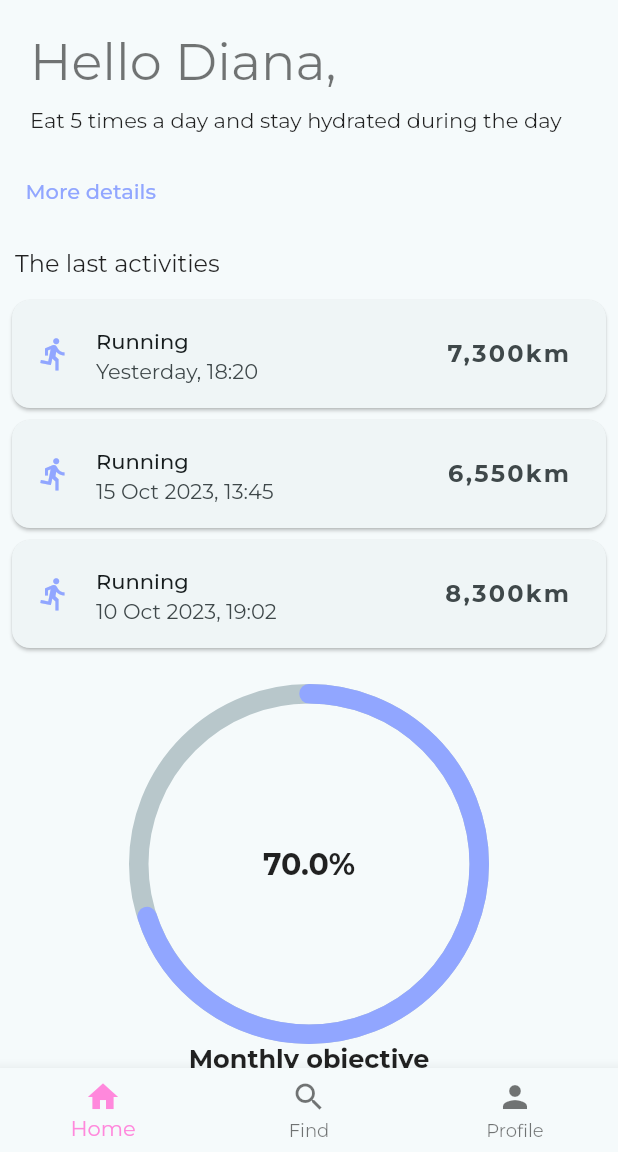
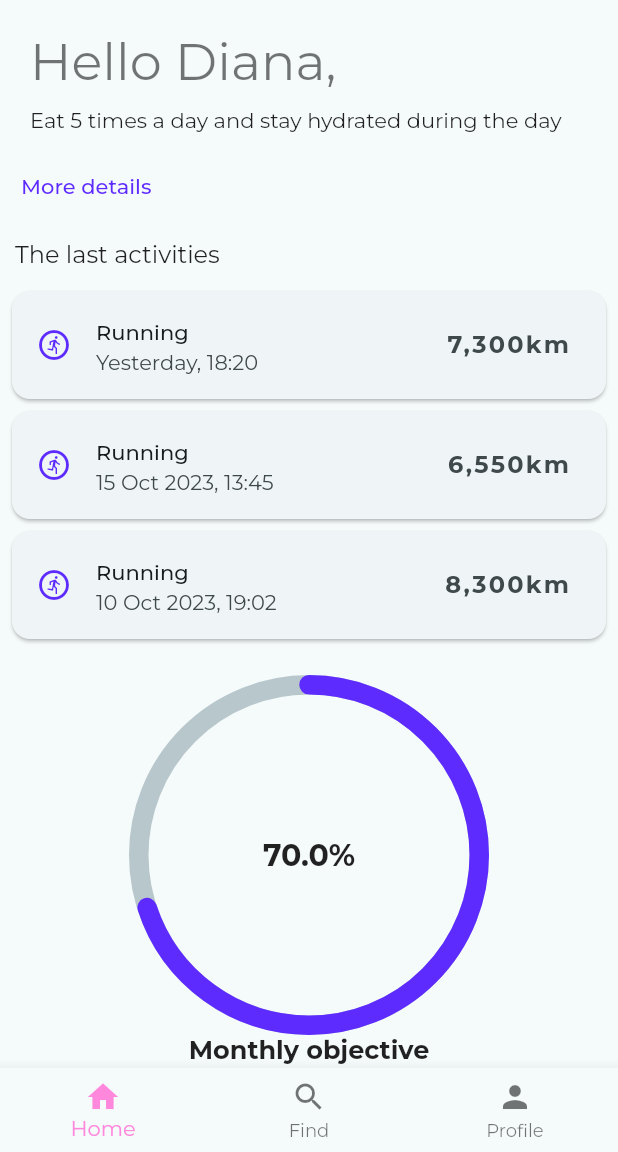
Before and after one commit to Korniev/fitness_time_app, a Flutter app: the screen it shows after launch, on a phone screen of 412 x 824 dp, the part 84-1236 px from its top. Run offline on Flutter 3.47's test engine with Material 2 defaults, Android fonts, the phone set to English and light mode, and no system bars; drawn by our look-alikes of percent_indicator; our stand-ins replace google_fonts; network calls fail.

Commit message:
version 1.0.1
updated version 1.0.1

```diff
--- a/lib/main.dart
+++ b/lib/main.dart
@@ -1,7 +1,6 @@
+import 'package:fitness_time/screens/home_page.dart';
 import 'package:flutter/material.dart';
 import 'package:google_fonts/google_fonts.dart';
-
-import 'screens/home_page.dart';
 
 void main() {
   runApp(const MyApp());
@@ -24,10 +23,12 @@ class MyApp extends StatelessWidget {
           seedColor: const Color(0xFFDDDDDD),
           primary: const Color(0xFFFF88DC),
           secondary: const Color(0xFFFFFFFF),
-          tertiary: const Color(0xFF91A6FF),
+          tertiary: const Color(0xFF5E2BFF),
         ),
       ),
       home: const HomePage(),
+
+      //slider, card
     );
   }
 }
--- a/lib/screens/home_page.dart
+++ b/lib/screens/home_page.dart
@@ -3,7 +3,7 @@ import 'package:google_fonts/google_fonts.dart';
 import 'package:percent_indicator/circular_percent_indicator.dart';
 
 class HomePage extends StatelessWidget {
-  const HomePage({Key? key}) : super(key: key);
+  const HomePage({super.key});
 
   void openPage(BuildContext context, int index) {}
 
@@ -20,10 +20,13 @@ class HomePage extends StatelessWidget {
           ),
         ),
         centerTitle: true,
-        actions: const [
-          CircleAvatar(
-            backgroundImage: NetworkImage(
-                'https://randomuser.me/api/portraits/women/44.jpg'),
+        actions: [
+          InkWell(
+            onTap: () {},
+            child: const CircleAvatar(
+              backgroundImage: NetworkImage(
+                  'https://randomuser.me/api/portraits/women/44.jpg'),
+            ),
           )
         ],
       ),
@@ -78,7 +81,7 @@ class HomePage extends StatelessWidget {
                   style: Theme.of(context).textTheme.bodyMedium),
             ),
             Padding(
-              padding: const EdgeInsets.all(5),
+              padding: const EdgeInsets.all(2),
               child: TextButton(
                 onPressed: () {},
                 child: Text(
@@ -100,7 +103,7 @@ class HomePage extends StatelessWidget {
               margin: const EdgeInsets.symmetric(vertical: 4, horizontal: 8),
               child: ListTile(
                 leading: Icon(
-                  Icons.directions_run,
+                  Icons.run_circle_outlined,
                   color: Theme.of(context).colorScheme.tertiary,
                 ),
                 title: const Text("Running"),
@@ -118,7 +121,7 @@ class HomePage extends StatelessWidget {
               margin: const EdgeInsets.symmetric(vertical: 4, horizontal: 8),
               child: ListTile(
                 leading: Icon(
-                  Icons.directions_run,
+                  Icons.run_circle_outlined,
                   color: Theme.of(context).colorScheme.tertiary,
                 ),
                 title: const Text("Running"),
@@ -136,7 +139,7 @@ class HomePage extends StatelessWidget {
               margin: const EdgeInsets.symmetric(vertical: 4, horizontal: 8),
               child: ListTile(
                 leading: Icon(
-                  Icons.directions_run,
+                  Icons.run_circle_outlined,
                   color: Theme.of(context).colorScheme.tertiary,
                 ),
                 title: const Text("Running"),
@@ -195,7 +198,7 @@ class HomePage extends StatelessWidget {
           BottomNavigationBarItem(
             icon: Icon(Icons.person),
             label: 'Profile',
-          )
+          ),
         ],
       ),
     );
```
